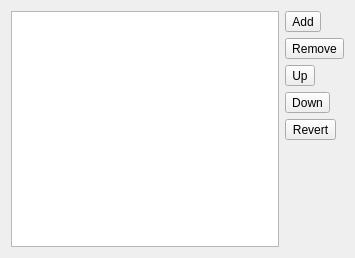
The window that gui/dictwidget.ui (fcitx/fcitx5-skk) describes before a commit, drawn with Qt 5.
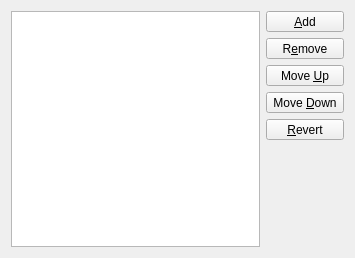
The same window after the commit. Icons and pictures are not drawn.

Commit message: Set size policy so it can be same width when it's text label. (#9)

The edit to the form file:
```diff
--- a/gui/dictwidget.ui
+++ b/gui/dictwidget.ui
@@ -21,8 +21,14 @@
     <layout class="QVBoxLayout" name="verticalLayout_2">
      <item>
       <widget class="QToolButton" name="addDictButton">
+       <property name="sizePolicy">
+        <sizepolicy hsizetype="Minimum" vsizetype="Fixed">
+         <horstretch>0</horstretch>
+         <verstretch>0</verstretch>
+        </sizepolicy>
+       </property>
        <property name="text">
-        <string>Add</string>
+        <string>&amp;Add</string>
        </property>
        <property name="icon">
         <iconset theme="list-add">
@@ -32,8 +38,14 @@
      </item>
      <item>
       <widget class="QToolButton" name="removeDictButton">
+       <property name="sizePolicy">
+        <sizepolicy hsizetype="Minimum" vsizetype="Fixed">
+         <horstretch>0</horstretch>
+         <verstretch>0</verstretch>
+        </sizepolicy>
+       </property>
        <property name="text">
-        <string>Remove</string>
+        <string>R&amp;emove</string>
        </property>
        <property name="icon">
         <iconset theme="list-remove">
@@ -43,8 +55,14 @@
      </item>
      <item>
       <widget class="QToolButton" name="moveUpDictButton">
+       <property name="sizePolicy">
+        <sizepolicy hsizetype="Minimum" vsizetype="Fixed">
+         <horstretch>0</horstretch>
+         <verstretch>0</verstretch>
+        </sizepolicy>
+       </property>
        <property name="text">
-        <string>Up</string>
+        <string>Move &amp;Up</string>
        </property>
        <property name="icon">
         <iconset theme="go-up">
@@ -54,8 +72,14 @@
      </item>
      <item>
       <widget class="QToolButton" name="moveDownDictButton">
+       <property name="sizePolicy">
+        <sizepolicy hsizetype="Minimum" vsizetype="Fixed">
+         <horstretch>0</horstretch>
+         <verstretch>0</verstretch>
+        </sizepolicy>
+       </property>
        <property name="text">
-        <string>Down</string>
+        <string>Move &amp;Down</string>
        </property>
        <property name="icon">
         <iconset theme="go-down">
@@ -65,8 +89,14 @@
      </item>
      <item>
       <widget class="QToolButton" name="defaultDictButton">
+       <property name="sizePolicy">
+        <sizepolicy hsizetype="Minimum" vsizetype="Fixed">
+         <horstretch>0</horstretch>
+         <verstretch>0</verstretch>
+        </sizepolicy>
+       </property>
        <property name="text">
-        <string>Revert</string>
+        <string>&amp;Revert</string>
        </property>
        <property name="icon">
         <iconset theme="document-revert">
```
Left out of the diff: 3 changed lines with no effect on the pictures.
